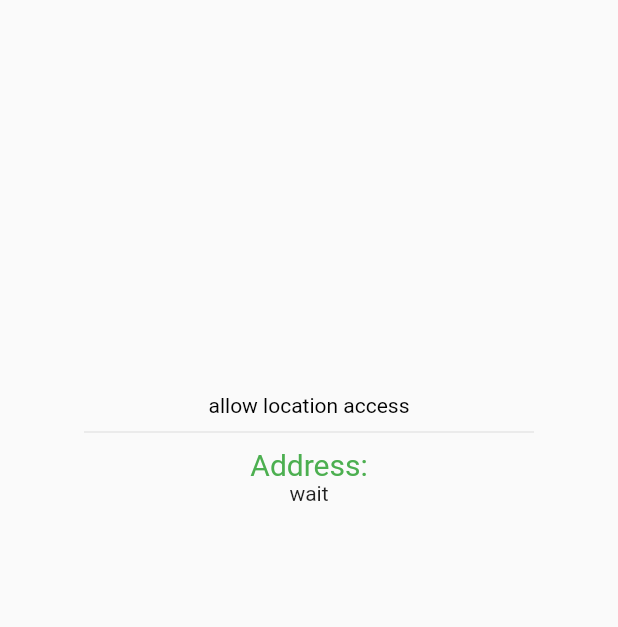
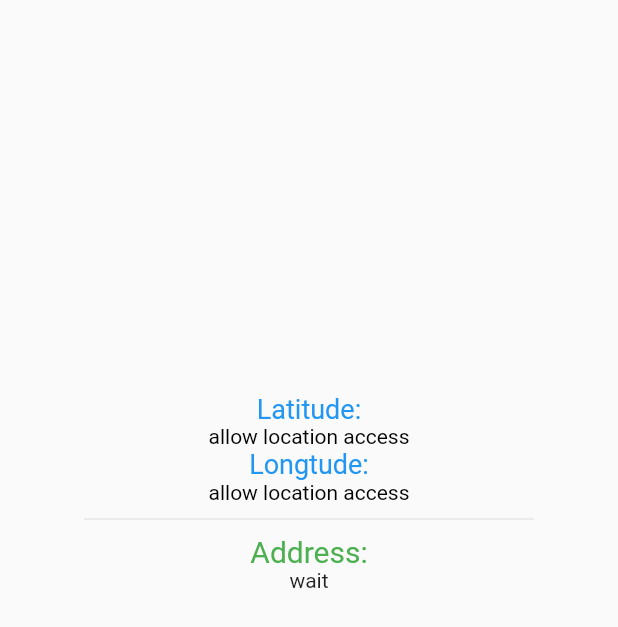
Before and after one commit to pravinproplus/GPS_access, a Flutter app: the screen it shows after launch, on a phone screen of 412 x 824 dp. Shown: the top 627 px of the screen. Run offline on Flutter 3.47's test engine with Material 2 defaults, Android fonts, the phone set to English and light mode, and no system bars; our stand-ins replace geolocator; missing offline and left inert: flutter_geocoder.

Commit message:
location code cahnge

```diff
--- a/lib/GetGPSlocation.dart
+++ b/lib/GetGPSlocation.dart
@@ -1,10 +1,7 @@
-import 'package:first_app/Networking/NetworkHelper.dart';
+import 'package:first_app/AddressGet.dart';
+import 'package:first_app/Location.dart';
 import 'package:flutter/material.dart';
-import 'package:flutter_geocoder/geocoder.dart';
-
 import 'package:geolocator/geolocator.dart';
-
-const apiKey = "99d92cc95a2292104c6595069ad89ce4";
 
 class GetGPSlocation extends StatefulWidget {
   const GetGPSlocation({Key? key}) : super(key: key);
@@ -15,42 +12,41 @@ class GetGPSlocation extends StatefulWidget {
 
 class _GetGPSlocationState extends State<GetGPSlocation> {
   Position? position;
-  String? myaddress;
-  double? latitude;
-  double? longtitude;
-  // @override
-  // void initState() {
-  //   getLocation();
-  //   super.initState();
-  // }
+  String? address;
+  double? lat;
+  double? long;
 
-  Future getLocation() async {
-    position = await Geolocator.getCurrentPosition(
-        desiredAccuracy: LocationAccuracy.high);
-    setState(() {
-      latitude = position!.latitude;
-      longtitude = position!.longitude;
-    });
-    addressGet(latitude!, longtitude!);
-
-    // NetworkHelper networkHelper = NetworkHelper(
-    //     'https://api.openweathermap.org/data/2.5/weather?lat=$latitude&lon=$longtitude&appid=$apiKey');
-    // var weatherdata = await networkHelper.getData();
-    // print(weatherdata);
+  @override
+  void initState() {
+    getData();
+    super.initState();
   }
 
-  Future addressGet(double lat, long) async {
-    final coordinates = new Coordinates(lat, long);
-    List addr = await Geocoder.local.findAddressesFromCoordinates(coordinates);
+  Future getData() async {
+    LocationGet location = LocationGet();
+    await location.getLocation();
     setState(() {
-      var ad = addr.first;
-      myaddress = ad.addressLine;
+      lat = location.latitude;
+      long = location.longtitude;
+      print(lat);
+      print(long);
+    });
+
+    getaddressData();
+  }
+
+  Future getaddressData() async {
+    AddressGet addressGet = AddressGet();
+    await addressGet.addressGet(lat!, long!);
+    setState(() {
+      address = addressGet.myaddress;
+      print(address);
     });
   }
 
   @override
   Widget build(BuildContext context) {
-    getLocation();
+    // getData();
     return Scaffold(
       body: Center(
         child: Container(
@@ -58,11 +54,21 @@ class _GetGPSlocationState extends State<GetGPSlocation> {
           height: 300.0,
           child: Column(
             children: [
-              Center(
-                child: Text(
-                  position != null ? "$position" : "allow location access",
-                  style: TextStyle(color: Colors.black),
-                ),
+              Text(
+                "Latitude:",
+                style: TextStyle(color: Colors.blue, fontSize: 18),
+              ),
+              Text(
+                lat != null ? "$lat" : "allow location access",
+                style: TextStyle(color: Colors.black),
+              ),
+              Text(
+                "Longtude:",
+                style: TextStyle(color: Colors.blue, fontSize: 18),
+              ),
+              Text(
+                long != null ? "$long" : "allow location access",
+                style: TextStyle(color: Colors.black),
               ),
               Divider(
                 height: 20.0,
@@ -71,7 +77,7 @@ class _GetGPSlocationState extends State<GetGPSlocation> {
                 "Address:",
                 style: TextStyle(color: Colors.green, fontSize: 20.0),
               ),
-              Text(myaddress != null ? "$myaddress" : "wait")
+              Text(address != null ? "$address" : "wait")
             ],
           ),
         ),
--- /dev/null
+++ b/lib/Location.dart
@@ -0,0 +1,17 @@
+import 'package:geolocator/geolocator.dart';
+
+class LocationGet {
+  Position? position;
+  double? latitude;
+  double? longtitude;
+  Future<void> getLocation() async {
+    try {
+      position = await Geolocator.getCurrentPosition(
+          desiredAccuracy: LocationAccuracy.high);
+      latitude = position!.latitude;
+      longtitude = position!.longitude;
+    } catch (e) {
+      print(e);
+    }
+  }
+}
--- a/lib/Networking/NetworkHelper.dart
+++ /dev/null
@@ -1,17 +0,0 @@
-import 'package:dio/dio.dart';
-
-class NetworkHelper {
-  NetworkHelper(this.url);
-  final String url;
-  Future getData() async {
-    Dio dio = Dio();
-    Response response = await dio.get(url);
-    if (response.statusCode == 200) {
-      var data = response.data;
-      String decodeData = data['name'];
-      return decodeData;
-    } else {
-      print(response.statusCode);
-    }
-  }
-}
```
Also changed, not shown: lib/AddressGet.dart (added, +16 -0 lines).
